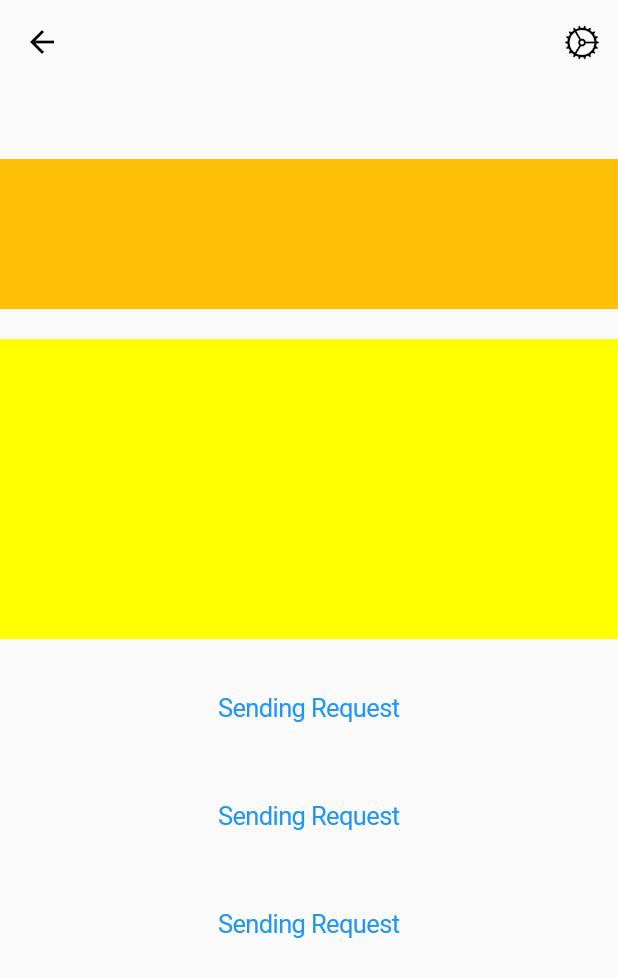
After one commit to 91priyansh/uiAndAnimation, a Flutter app: the MenuAnimaiton screen opened by its route, on a phone screen of 412 x 824 dp. The commit adds this screen. Shown: the top 977 px of the screen. Run offline on Flutter 3.47's test engine with Material 2 defaults, Android fonts, the phone set to English and light mode, and no system bars.

Commit message:
added menuAnimation and selectProfile animation

```diff
--- a/lib/app/routes.dart
+++ b/lib/app/routes.dart
@@ -6,6 +6,7 @@ import 'package:ui_animations/ui/screens/customPainerScreen.dart';
 import 'package:ui_animations/ui/screens/gridViewsScreen.dart';
 import 'package:ui_animations/ui/screens/hideShowAppbar.dart';
 import 'package:ui_animations/ui/screens/homeScreen.dart';
+import 'package:ui_animations/ui/screens/menuAnimation.dart';
 import 'package:ui_animations/ui/screens/neumorphismScreen.dart';
 import 'package:ui_animations/ui/screens/numberAnimation.dart';
 import 'package:ui_animations/ui/screens/overlayScreen.dart';
@@ -29,6 +30,7 @@ class Routes {
   static const String contactAnimation = "/contactanimation";
   static const String neumorphism = "/neumorphismScreen";
   static const String selectProfileAnimation = "/selectProfileAnimation";
+  static const String menuAnimation = "/menuAnimation";
 
   static Route<dynamic> onGenerateRoute(RouteSettings routeSettings) {
     switch (routeSettings.name) {
@@ -58,6 +60,8 @@ class Routes {
         return CupertinoPageRoute(builder: (_) => NeumorphismScreen());
       case selectProfileAnimation:
         return CupertinoPageRoute(builder: (_) => SelectProfilePictureScreen());
+      case menuAnimation:
+        return CupertinoPageRoute(builder: (_) => MenuAnimaiton());
 
       default:
         return CupertinoPageRoute(builder: (context) => HomeScreen());
--- a/lib/ui/screens/homeScreen.dart
+++ b/lib/ui/screens/homeScreen.dart
@@ -21,7 +21,8 @@ class _HomeScreenState extends State<HomeScreen> {
     "NumberAnimation",
     "ContactAnimation",
     "Neumorphism",
-    "SelectProfileAnimation"
+    "SelectProfileAnimation",
+    "MenuAnimation"
   ];
   @override
   Widget build(BuildContext context) {
@@ -53,6 +54,8 @@ class _HomeScreenState extends State<HomeScreen> {
                 Navigator.of(context).pushNamed(Routes.neumorphism);
               } else if (examples[index] == "SelectProfileAnimation") {
                 Navigator.of(context).pushNamed(Routes.selectProfileAnimation);
+              } else if (examples[index] == "MenuAnimation") {
+                Navigator.of(context).pushNamed(Routes.menuAnimation);
               }
             },
             title: Text(examples[index]),
--- /dev/null
+++ b/lib/ui/screens/menuAnimation.dart
@@ -0,0 +1,146 @@
+import 'package:flutter/cupertino.dart';
+import 'package:flutter/material.dart';
+
+class MenuAnimaiton extends StatefulWidget {
+  MenuAnimaiton({Key? key}) : super(key: key);
+
+  @override
+  _MenuAnimaitonState createState() => _MenuAnimaitonState();
+}
+
+class _MenuAnimaitonState extends State<MenuAnimaiton>
+    with SingleTickerProviderStateMixin {
+  late AnimationController animationController =
+      AnimationController(vsync: this, duration: Duration(milliseconds: 500));
+
+  late Animation<double> scaleAnimaiton = Tween<double>(begin: 1.0, end: 0.8)
+      .animate(CurvedAnimation(
+          parent: animationController, curve: Curves.easeInOutExpo));
+
+  late Animation<double> menuAnimation = Tween<double>(begin: 0.0, end: 1.0)
+      .animate(CurvedAnimation(
+          parent: animationController, curve: Curves.easeInOutExpo));
+
+  bool isMenuOpen = false;
+
+  void toggleMenu() {
+    setState(() {
+      isMenuOpen = !isMenuOpen;
+    });
+  }
+
+  @override
+  Widget build(BuildContext context) {
+    return Scaffold(
+      appBar: AppBar(
+        elevation: 0.0,
+        backgroundColor: Theme.of(context).scaffoldBackgroundColor,
+        iconTheme: IconThemeData(color: Colors.black),
+        actions: [
+          IconButton(
+              onPressed: () {
+                if (!animationController.isCompleted) {
+                  animationController.forward().then((value) => toggleMenu());
+                }
+              },
+              icon: Icon(CupertinoIcons.settings))
+        ],
+      ),
+      body: Stack(
+        children: [
+          ScaleTransition(
+            scale: scaleAnimaiton,
+            child: Column(
+              children: [
+                SizedBox(
+                  height: 50.0,
+                ),
+                Container(
+                  height: 100.0,
+                  color: Colors.amber,
+                ),
+                SizedBox(
+                  height: 20.0,
+                ),
+                Container(
+                  height: 200.0,
+                  color: Colors.yellowAccent,
+                ),
+                SizedBox(
+                  height: 20.0,
+                ),
+                CupertinoButton(
+                    child: Text("Sending Request"), onPressed: () {}),
+                SizedBox(
+                  height: 20.0,
+                ),
+                CupertinoButton(
+                    child: Text("Sending Request"), onPressed: () {}),
+                SizedBox(
+                  height: 20.0,
+                ),
+                CupertinoButton(
+                    child: Text("Sending Request"),
+                    onPressed: () {
+                      print("Hello brother");
+                    }),
+              ],
+            ),
+          ),
+          FadeTransition(
+            opacity: menuAnimation,
+            child: IgnorePointer(
+              ignoring: !isMenuOpen,
+              child: Container(
+                color: Colors.black12,
+                height: MediaQuery.of(context).size.height,
+                width: MediaQuery.of(context).size.width,
+              ),
+            ),
+          ),
+          ScaleTransition(
+            alignment: Alignment(0.85, -1.15),
+            scale: menuAnimation,
+            child: Align(
+              alignment: Alignment.topCenter,
+              child: Container(
+                height: MediaQuery.of(context).size.height * (0.6),
+                decoration: BoxDecoration(
+                    borderRadius: BorderRadius.circular(15.0),
+                    color: Colors.white),
+                margin: EdgeInsets.only(
+                  top: MediaQuery.of(context).size.height * (0.1),
+                  left: MediaQuery.of(context).size.width * (0.1),
+                  right: MediaQuery.of(context).size.width * (0.1),
+                ),
+                child: Column(
+                  children: [
+                    ListTile(
+                      title: Text("Menu 1"),
+                    ),
+                    ListTile(
+                      title: Text("Menu 2"),
+                    ),
+                    ListTile(
+                      title: Text("Menu 3"),
+                    ),
+                    SizedBox(
+                      height: 15.0,
+                    ),
+                    IconButton(
+                        onPressed: () {
+                          animationController
+                              .reverse()
+                              .then((value) => toggleMenu());
+                        },
+                        icon: Icon(CupertinoIcons.xmark)),
+                  ],
+                ),
+              ),
+            ),
+          ),
+        ],
+      ),
+    );
+  }
+}
--- a/lib/ui/screens/selectProfilePictureScreen.dart
+++ b/lib/ui/screens/selectProfilePictureScreen.dart
@@ -21,7 +21,7 @@ class _SelectProfilePictureScreenState
   ];
 
   late ScrollController scrollController = ScrollController();
-  late PageController pageController = PageController(viewportFraction: 0.5);
+  late PageController pageController = PageController(viewportFraction: 0.45);
 
   int currentIndex = 0;
 
@@ -44,6 +44,8 @@ class _SelectProfilePictureScreenState
         crossAxisAlignment: CrossAxisAlignment.center,
         mainAxisAlignment: MainAxisAlignment.center,
         children: [
+          Stack(
+            children: [
               SizedBox(
                 height: 300.0,
                 child: PageView.builder(
@@ -64,6 +66,12 @@ class _SelectProfilePictureScreenState
                   itemCount: colors.length,
                 ),
               ),
+              Container(
+                height: 300,
+                color: Colors.transparent,
+              )
+            ],
+          ),
           SizedBox(
             height: 150.0,
           ),
@@ -75,12 +83,19 @@ class _SelectProfilePictureScreenState
                 scrollDirection: Axis.horizontal,
                 itemCount: colors.length,
                 itemBuilder: (context, index) {
-                  return Container(
+                  return GestureDetector(
+                    onTap: () {
+                      pageController.animateToPage(index,
+                          duration: Duration(milliseconds: 500),
+                          curve: Curves.easeInBack);
+                    },
+                    child: Container(
                       decoration: BoxDecoration(
                           color: colors[index], shape: BoxShape.circle),
                       height: 100.0,
                       width: 100.0,
                       margin: EdgeInsets.symmetric(horizontal: 15.0),
+                    ),
                   );
                 }),
           )
@@ -114,13 +129,19 @@ class _PageViewChildState extends State<PageViewChild>
           parent: animationController, curve: Curves.easeInOutSine));
   late Animation<double> scaleAnimation = Tween<double>(begin: 0.75, end: 1.0)
       .animate(CurvedAnimation(
-          parent: animationController, curve: Curves.easeInOutQuad));
+          parent: animationController, curve: Curves.easeInOut));
   @override
   void initState() {
     super.initState();
     if (widget.index == widget.currentIndex) {
       animationController.forward();
     }
+  }
+
+  @override
+  void dispose() {
+    animationController.dispose();
+    super.dispose();
   }
 
   @override
```
Lines whose indentation alone changed are shown as unchanged.
